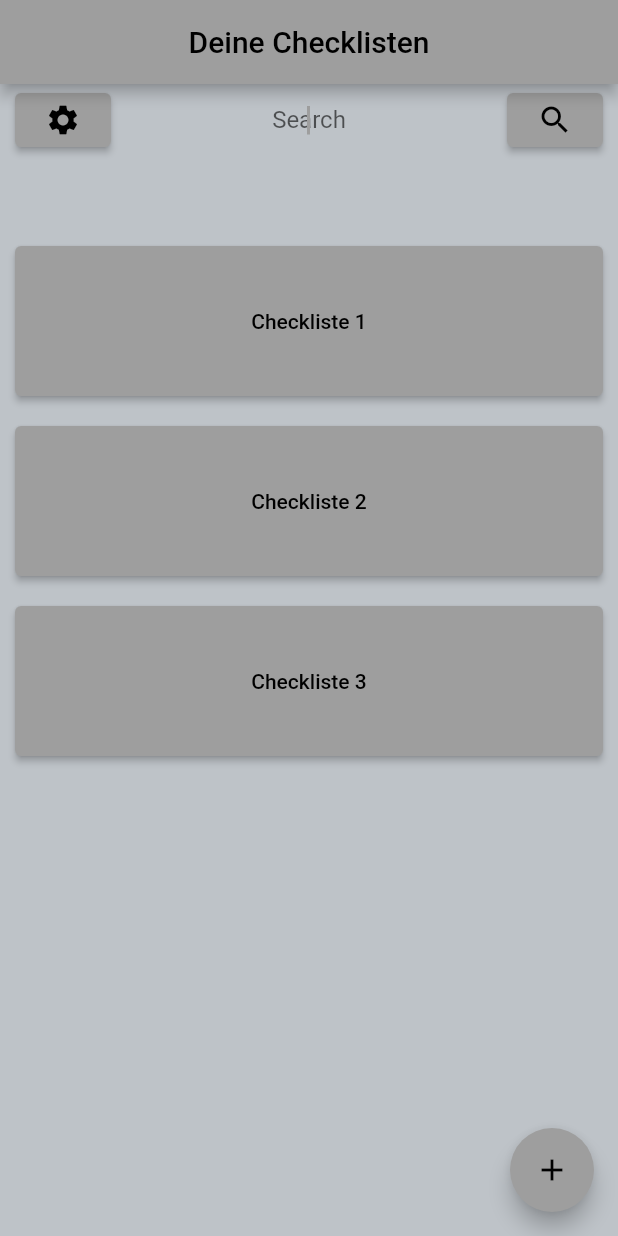
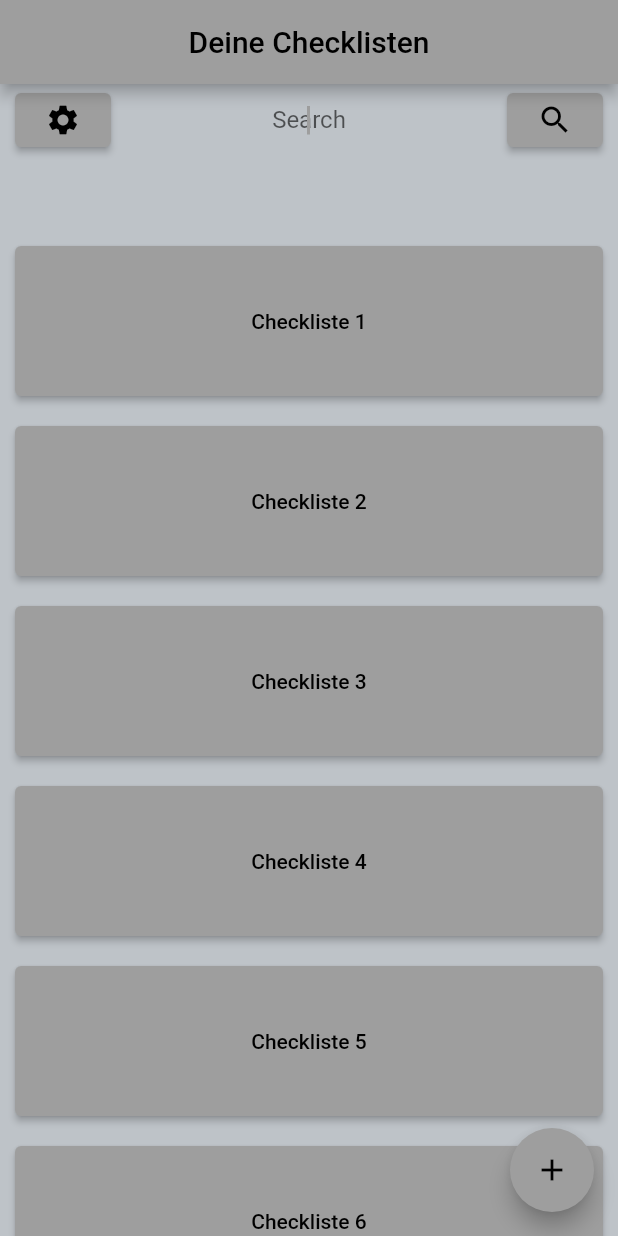
Before and after one commit to BogyMitutoyoCTL/Checklisten-App-2021, a Flutter app: the screen it shows after launch, on a phone screen of 412 x 824 dp. Run offline on Flutter 3.47's test engine with Material 2 defaults, Android fonts, the phone set to English and light mode, and no system bars.

Commit message:
Checkliste eigenständig geändert

```diff
--- a/Source/checklist_app/lib/main.dart
+++ b/Source/checklist_app/lib/main.dart
@@ -30,10 +30,15 @@ void main() {
   s.eintraege.add(st);
   demochecklisten.add(s);
 
-  runApp(BogyChecklistApp());
+  runApp(BogyChecklistApp(demochecklisten));
 }
 
 class BogyChecklistApp extends StatelessWidget {
+  late List<Checkliste> appListen;
+  BogyChecklistApp(List<Checkliste> demochecklisten) {
+    appListen = demochecklisten;
+  }
+
   @override
   Widget build(BuildContext context) {
     return MaterialApp(
@@ -41,7 +46,7 @@ class BogyChecklistApp extends StatelessWidget {
       theme: ThemeData(
           primarySwatch: Colors.grey,
           canvasColor: Color.fromARGB(254, 190, 195, 200)),
-      home: Startseite(),
+      home: Startseite(appListen),
     );
   }
 }
--- a/Source/checklist_app/lib/startseite.dart
+++ b/Source/checklist_app/lib/startseite.dart
@@ -1,11 +1,15 @@
 import 'package:checklist_app/haeckchen.dart';
+import 'package:checklist_app/klassecheckliste.dart';
 import 'package:checklist_app/neuechecklisteerstellen.dart';
 import 'package:checklist_app/suchleiste.dart';
 import 'package:flutter/cupertino.dart';
 import 'package:flutter/material.dart';
 
 class Startseite extends StatefulWidget {
-  Startseite({Key? key}) : super(key: key);
+  late List<Checkliste> startseitenListen;
+  Startseite(List<Checkliste> meineListen, {Key? key}) : super(key: key) {
+    startseitenListen = meineListen;
+  }
 
   @override
   _StartseiteState createState() => _StartseiteState();
@@ -14,6 +18,22 @@ class Startseite extends StatefulWidget {
 class _StartseiteState extends State<Startseite> {
   @override
   Widget build(BuildContext context) {
+    List<Container> containerliste = [];
+
+    for (int i = 1; i <= 10; i++) {
+      var c = Container(
+        margin: EdgeInsets.all(10),
+        child: ElevatedButton(
+            child: Container(child: Text('Checkliste ${i}')),
+            style: ElevatedButton.styleFrom(
+                minimumSize: Size(double.infinity, 100)),
+            //color: Colors.grey,
+            //textColor: Colors.black,
+            onPressed: checklisteanzeigen),
+      );
+      containerliste.add(c);
+    }
+
     return Scaffold(
       appBar: AppBar(
         title: Text("Deine Checklisten"),
@@ -24,38 +44,7 @@ class _StartseiteState extends State<Startseite> {
           children: [
             Suchleise(),
             Column(
-              children: [
-                Container(
-                  margin: EdgeInsets.all(10),
-                  child: ElevatedButton(
-                      child: Container(child: Text('Checkliste 1')),
-                      style: ElevatedButton.styleFrom(
-                          minimumSize: Size(double.infinity, 100)),
-                      //color: Colors.grey,
-                      //textColor: Colors.black,
-                      onPressed: checklisteanzeigen),
-                ),
-                Container(
-                  margin: EdgeInsets.all(10),
-                  child: ElevatedButton(
-                      child: Container(child: Text('Checkliste 2')),
-                      style: ElevatedButton.styleFrom(
-                          minimumSize: Size(double.infinity, 100)),
-                      //color: Colors.grey,
-                      //textColor: Colors.black,
-                      onPressed: () {}),
-                ),
-                Container(
-                  margin: EdgeInsets.all(10),
-                  child: ElevatedButton(
-                      child: Container(child: Text('Checkliste 3')),
-                      style: ElevatedButton.styleFrom(
-                          minimumSize: Size(double.infinity, 100)),
-                      //color: Colors.grey,
-                      //textColor: Colors.black,
-                      onPressed: () {}),
-                )
-              ],
+              children: containerliste,
             ),
           ],
         ),
```
